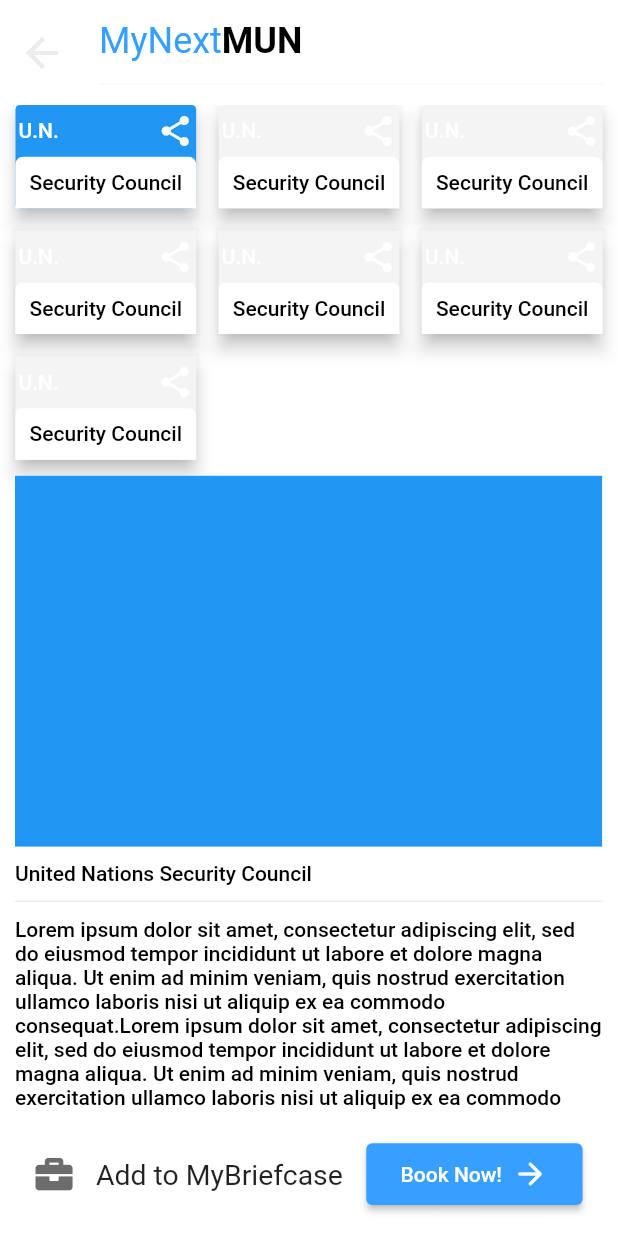
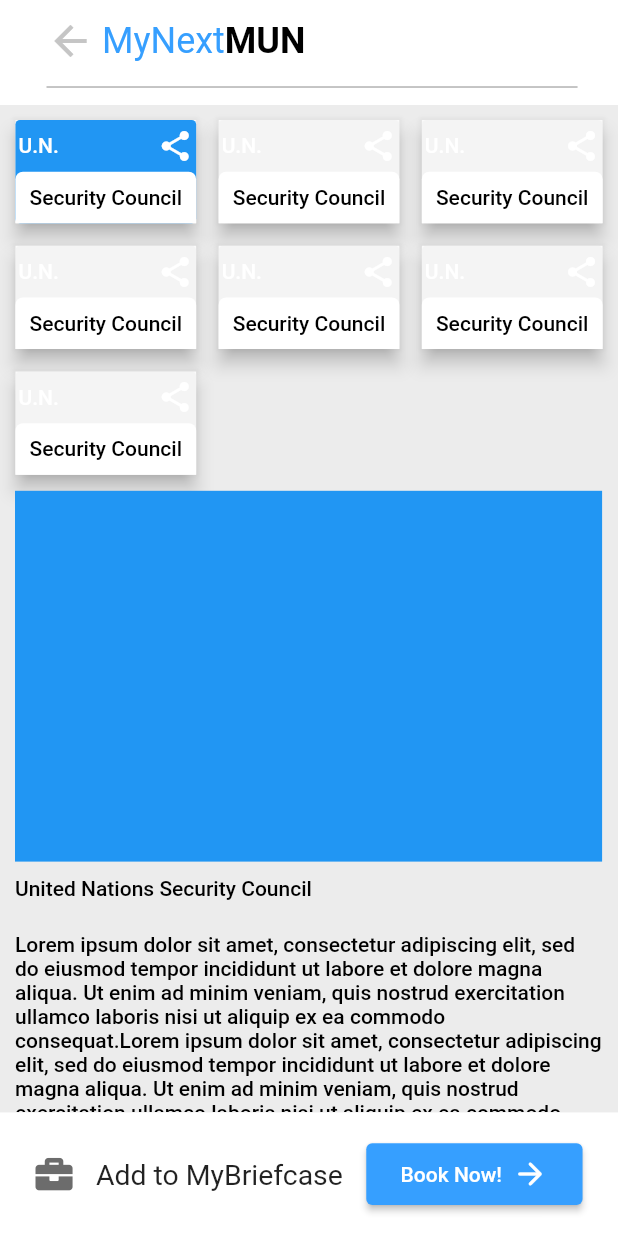
Before and after one commit to smit-mist/The-MUN, a Flutter app: the SelectCommitteeScreen screen opened directly, on a phone screen of 412 x 824 dp. Run offline on Flutter 3.47's test engine with Material 2 defaults, Android fonts, the phone set to English and light mode, and no system bars; our stand-ins replace chewie, cloud_firestore, firebase_auth, firebase_core, flutter_rating_bar, flutter_spinkit and 5 more; accounts and stored records are empty.

Commit message:
Committe Screen Started

```diff
--- a/mun/lib/views/MUN/select_committee_screen.dart
+++ b/mun/lib/views/MUN/select_committee_screen.dart
@@ -32,44 +32,51 @@ class _SelectCommitteeScreenState extends State<SelectCommitteeScreen> {
     return Scaffold(
       backgroundColor: Colors.white,
       appBar: AppBar(
-        leading: Icon(
-          Icons.arrow_back,
-          color: kGreyShade,
-          size: 32,
-        ),
+        leading: Container(),
         toolbarHeight: 70,
         backgroundColor: Colors.white,
         elevation: 0,
-        centerTitle: true,
-        titleSpacing: 10,
-        automaticallyImplyLeading: false,
+        titleSpacing: -25,
         title: Container(
-          width: w * (0.9),
+          width: w,
           child: Column(
+            crossAxisAlignment: CrossAxisAlignment.start,
             children: [
               Row(
-                mainAxisAlignment: MainAxisAlignment.spaceBetween,
                 children: [
+                  Icon(
+                    Icons.arrow_back,
+                    color: kIconShade,
+                    size: 32,
+                  ),
+                  SizedBox(width: 5,),
                   MUNLogo(),
                 ],
               ),
               SizedBox(
                 height: 15,
               ),
-              Divider(
+              Container(
+                width: w*(345/kScreenWidth),
+                padding: const EdgeInsets.only(right:25.0),
+                child: Divider(
                   height: 0.01,
                   thickness: 1,
-                color: kGreyShade.withOpacity(0.4),
+                  color: Colors.black.withOpacity(0.3),
+                ),
               )
             ],
           ),
         ),
       ),
-      body: Center(
+      body: Container(
+        color: kGreyShade,
+        child: Center(
           child: SingleChildScrollView(
             child: Column(
               crossAxisAlignment: CrossAxisAlignment.center,
               children: [
+                SizedBox(height: 10,),
                 Container(
                   height: h * 0.3,
                   width: w * 0.95,
@@ -99,6 +106,7 @@ class _SelectCommitteeScreenState extends State<SelectCommitteeScreen> {
                   current: allCommittee[selected],
                 ),
               ],
+            ),
           ),
         ),
       ),
```
Lines whose indentation alone changed are shown as unchanged.
